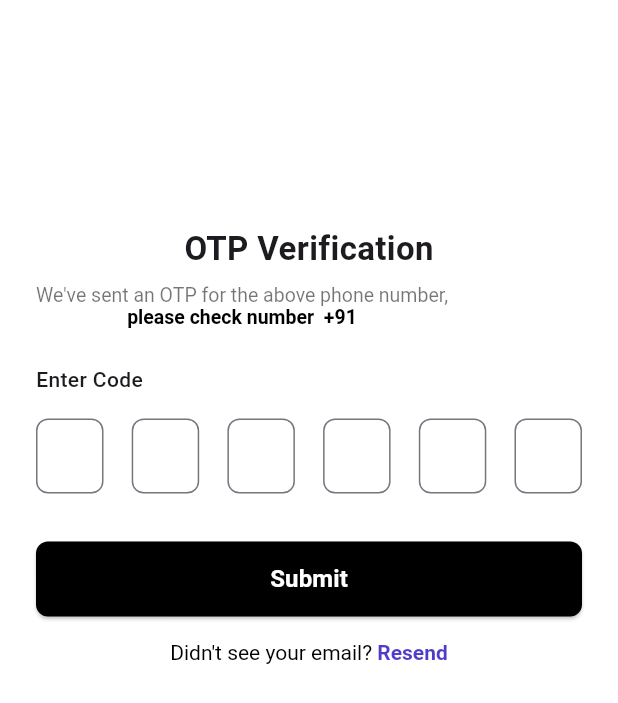
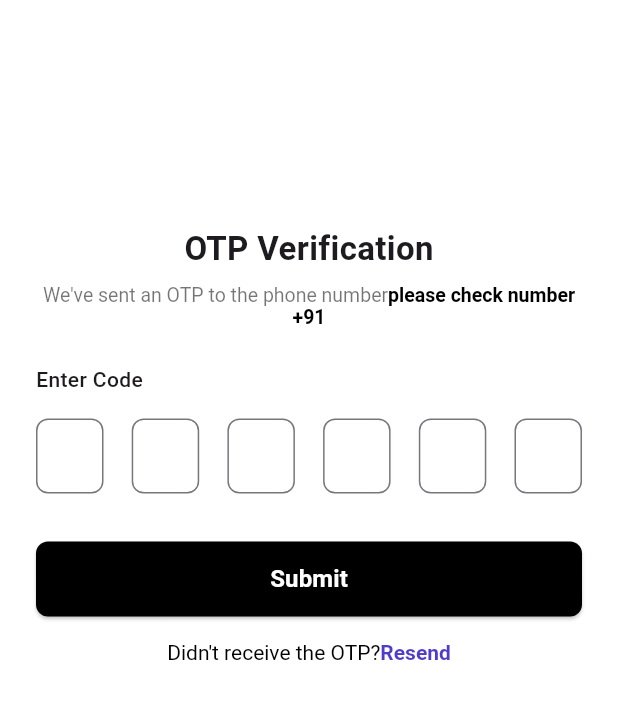
Before and after one commit to Prisha1801/hobit_worker, a Flutter app: the OtpVerificationScreen screen opened directly with empty values, on a phone screen of 412 x 824 dp. Shown: the top 703 px of the screen. Run offline on Flutter 3.47's test engine with Material 3 defaults, Android fonts, the phone set to English and light mode, and no system bars; our stand-ins replace dio, flutter_riverpod, geocoding, geolocator, google_maps_flutter, hexcolor and 3 more; accounts and stored records are empty; network calls fail.

Commit message:
25-02-2026

```diff
--- a/lib/auth/otp_screen.dart
+++ b/lib/auth/otp_screen.dart
@@ -4,6 +4,7 @@ import 'package:hobit_worker/auth/permission_screen.dart';
 import 'package:hobit_worker/colors/appcolors.dart';
 import '../api_services/api_services.dart';
 import '../api_services/urls.dart';
+import '../l10n/app_localizations.dart';
 import '../prefs/app_preference.dart';
 import '../prefs/preference_key.dart';
 import '../utils/bottom_nav_bar.dart';
@@ -39,9 +40,10 @@ class _OtpVerificationScreenState extends State<OtpVerificationScreen> {
 
 
   Future<void> verifyOtp() async {
+    final loc = AppLocalizations.of(context)!;
     if (otp.length != 6) {
       ScaffoldMessenger.of(context).showSnackBar(
-        const SnackBar(content: Text("Please enter valid 6 digit OTP")),
+        SnackBar(content: Text(loc.invalidOtp)),
       );
       return;
     }
@@ -96,7 +98,7 @@ class _OtpVerificationScreenState extends State<OtpVerificationScreen> {
         debugPrint("LOGIN TOKENnnnnnnnnnnnnnnnnnnnnnnnnnnnnnnnnnnnnnnnnnnnnnnnnnnnnnnn: $token");
 
         ScaffoldMessenger.of(context).showSnackBar(
-          SnackBar(content: Text(data["message"] ?? "Login Successful")),
+          SnackBar(content: Text(data["message"] ?? loc.loginSuccessful)),
         );
 
         // Navigator.pushAndRemoveUntil(
@@ -129,6 +131,7 @@ class _OtpVerificationScreenState extends State<OtpVerificationScreen> {
 
   @override
   Widget build(BuildContext context) {
+    final loc = AppLocalizations.of(context)!;
     return Scaffold(
       backgroundColor: Colors.white,
       body: Padding(
@@ -140,9 +143,9 @@ class _OtpVerificationScreenState extends State<OtpVerificationScreen> {
 
             /// 🔹 TITLE
             Center(
-              child: const Text(
-                "OTP Verification",
-                style: TextStyle(
+              child: Text(
+               loc.otpVerification,
+                style: const TextStyle(
                   fontSize: 22,
                   fontWeight: FontWeight.w600,
                 ),
@@ -156,8 +159,8 @@ class _OtpVerificationScreenState extends State<OtpVerificationScreen> {
               text: TextSpan(
                 style: const TextStyle(fontSize: 13, color: Colors.black54),
                 children: [
-                  const TextSpan(
-                    text: "We've sent an OTP for the above phone number,\n",
+                  TextSpan(
+                    text: loc.otpSubtitle,
                   ),
                   TextSpan(
                     text: "please check number  +91 ${widget.phone}",
@@ -174,9 +177,9 @@ class _OtpVerificationScreenState extends State<OtpVerificationScreen> {
             const SizedBox(height: 24),
 
             /// 🔹 ENTER CODE TEXT
-            const Text(
-              "Enter Code",
-              style: TextStyle(
+            Text(
+           loc.enterCode,
+              style: const TextStyle(
                 fontSize: 14,
                 fontWeight: FontWeight.w500,
               ),
@@ -242,9 +245,9 @@ class _OtpVerificationScreenState extends State<OtpVerificationScreen> {
                 onPressed: isLoading ? null : verifyOtp,
                 child: isLoading
                     ? const CircularProgressIndicator(color: Colors.white)
-                    : const Text(
-                  "Submit",
-                  style: TextStyle(
+                    : Text(
+                  loc.submit,
+                  style: const TextStyle(
                     fontSize: 16,
                     fontWeight: FontWeight.w600,
                     color: Colors.white,
@@ -259,11 +262,11 @@ class _OtpVerificationScreenState extends State<OtpVerificationScreen> {
             Center(
               child: RichText(
                 text: TextSpan(
-                  text: "Didn't see your email? ",
+                  text: loc.didntReceiveOtp,
                   style: const TextStyle(color: Colors.black),
                   children: [
                     TextSpan(
-                      text: "Resend",
+                      text: loc.resend,
                       style: const TextStyle(
                         color: Color(0xFF4F3CC9),
                         fontWeight: FontWeight.w600,
--- a/lib/l10n/app_en.arb
+++ b/lib/l10n/app_en.arb
@@ -266,5 +266,15 @@
       "errArea": "Please select area",
       "errDates": "Please select available dates",
       "errTimes": "Please select available time slots",
-      "errTerms": "Please accept Terms & Conditions"
+      "errTerms": "Please accept Terms & Conditions",
+
+       "otpVerification": "OTP Verification",
+        "otpSubtitle": "We've sent an OTP to the phone number",
+        "pleaseCheckNumber": "Please check number",
+        "enterCode": "Enter Code",
+        "submit": "Submit",
+        "resend": "Resend",
+        "didntReceiveOtp": "Didn't receive the OTP?",
+        "invalidOtp": "Please enter valid 6 digit OTP",
+        "loginSuccessful": "Login Successful"
 }
--- a/lib/l10n/app_localizations.dart
+++ b/lib/l10n/app_localizations.dart
@@ -874,7 +874,7 @@ abstract class AppLocalizations {
   /// No description provided for @invalidOtp.
   ///
   /// In en, this message translates to:
-  /// **'Invalid OTP'**
+  /// **'Please enter valid 6 digit OTP'**
   String get invalidOtp;
 
   /// No description provided for @onboardTitle1.
@@ -1182,6 +1182,42 @@ abstract class AppLocalizations {
   /// In en, this message translates to:
   /// **'Please accept Terms & Conditions'**
   String get errTerms;
+
+  /// No description provided for @otpSubtitle.
+  ///
+  /// In en, this message translates to:
+  /// **'We\'ve sent an OTP to the phone number'**
+  String get otpSubtitle;
+
+  /// No description provided for @pleaseCheckNumber.
+  ///
+  /// In en, this message translates to:
+  /// **'Please check number'**
+  String get pleaseCheckNumber;
+
+  /// No description provided for @enterCode.
+  ///
+  /// In en, this message translates to:
+  /// **'Enter Code'**
+  String get enterCode;
+
+  /// No description provided for @submit.
+  ///
+  /// In en, this message translates to:
+  /// **'Submit'**
+  String get submit;
+
+  /// No description provided for @didntReceiveOtp.
+  ///
+  /// In en, this message translates to:
+  /// **'Didn\'t receive the OTP?'**
+  String get didntReceiveOtp;
+
+  /// No description provided for @loginSuccessful.
+  ///
+  /// In en, this message translates to:
+  /// **'Login Successful'**
+  String get loginSuccessful;
 }
 
 class _AppLocalizationsDelegate extends LocalizationsDelegate<AppLocalizations> {
--- a/lib/maps/customer_route_map.dart
+++ b/lib/maps/customer_route_map.dart
@@ -506,7 +506,7 @@ class _CustomerRouteMapState extends State<CustomerRouteMap> {
         'origin': '${origin.latitude},${origin.longitude}',
         'destination': '${destination.latitude},${destination.longitude}',
         'mode': 'driving',
-        'key': 'AIzaSyBGv9znbx4hAdCp_6YK0-HO2XVKI4ZXALk',
+        'key': 'AIzaSyAKycpWAllnNwoMkwNncDOPS_y6KV0kLZY',
       },
     );
 
```
Also changed, not shown: lib/l10n/app_hi.arb (+11 -1 lines), lib/l10n/app_localizations_en.dart (+19 -1 lines), lib/l10n/app_localizations_hi.dart (+19 -1 lines), lib/l10n/app_localizations_mr.dart (+19 -1 lines), lib/l10n/app_mr.arb (+11 -1 lines), lib/screens/home_screen.dart (+67 -6 lines), 6 other files.
